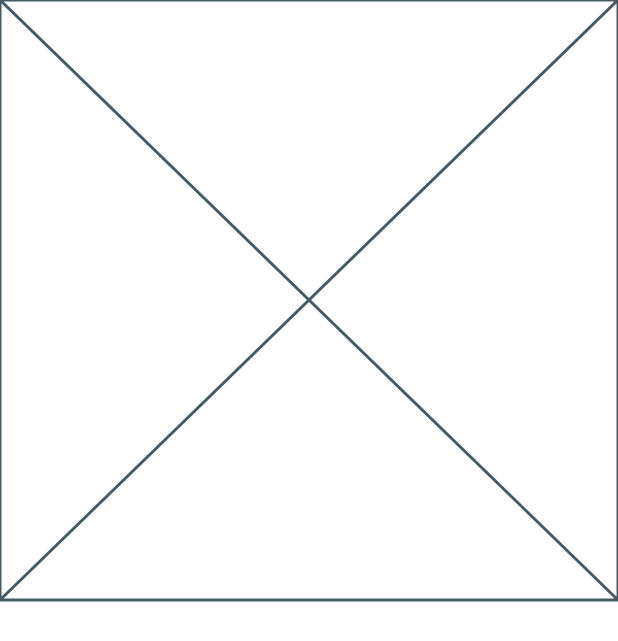
After one commit to Yvonne-Wanja-1/Online-Shop-2, a Flutter app: the ItemPage screen opened by its route, on a phone screen of 412 x 824 dp. The commit adds this screen. Shown: the top 641 px of the screen. Run offline on Flutter 3.47's test engine with Material 3 defaults, Android fonts, the phone set to English and light mode, and no system bars; our stand-ins replace badges, curved_navigation_bar.

Commit message:
added Itempage.dart and itemappbar.dart

```diff
--- a/recap/lib/main.dart
+++ b/recap/lib/main.dart
@@ -1,4 +1,5 @@
 import 'package:flutter/material.dart';
+import 'package:recap/pages/Itempage.dart';
 import 'package:recap/pages/homepage.dart';
 import 'package:recap/pages/CartPage.dart';
 
@@ -20,6 +21,7 @@ class MyApp extends StatelessWidget {
      routes: {
         '/': (context) => const Homepage(),
         '/CartPage': (context) => const Cartpage(),
+        '/itempage': (context) => const ItemPage(),
 
       },
 
--- /dev/null
+++ b/recap/lib/pages/Itempage.dart
@@ -0,0 +1,18 @@
+import 'package:flutter/material.dart';
+import 'package:recap/widgets/itemappbar.dart';
+
+class ItemPage extends StatelessWidget {
+  const ItemPage({super.key});
+
+  @override
+  Widget build(BuildContext context) {
+    return Scaffold(
+      body: ListView(
+        children: [
+          ItemAppBar(),
+        ],
+      ),
+
+    );
+  }
+}
--- /dev/null
+++ b/recap/lib/widgets/itemappbar.dart
@@ -0,0 +1,10 @@
+import 'package:flutter/material.dart';
+
+class ItemAppBar extends StatelessWidget {
+  const ItemAppBar({super.key});
+
+  @override
+  Widget build(BuildContext context) {
+    return const Placeholder();
+  }
+}
```
